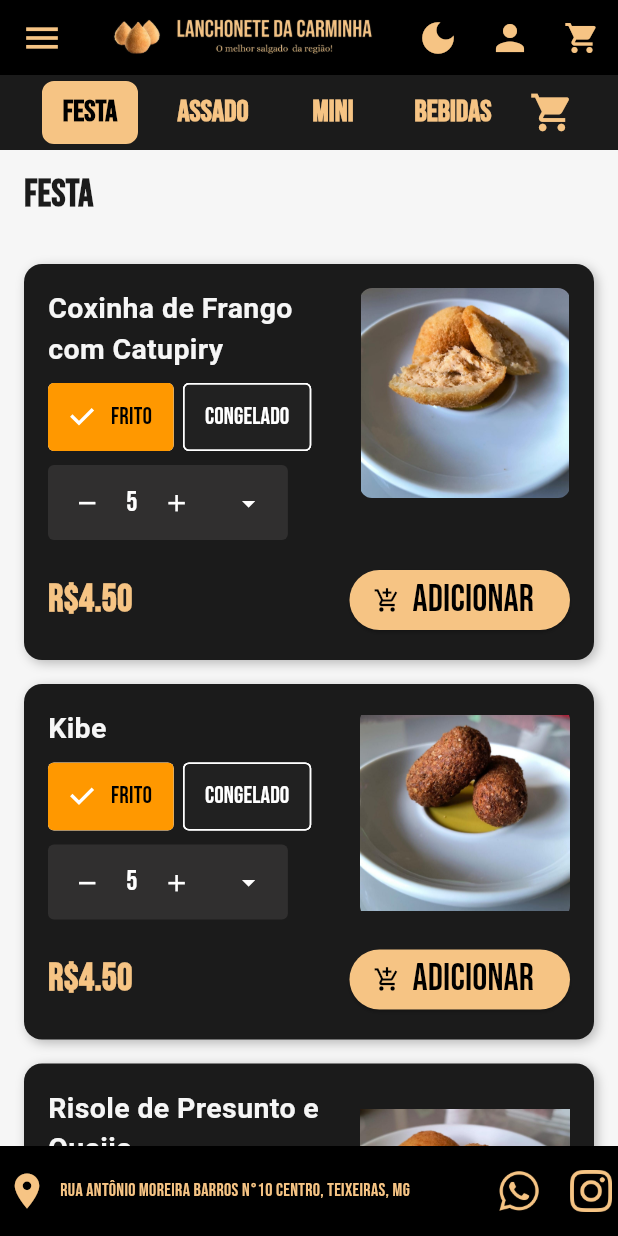
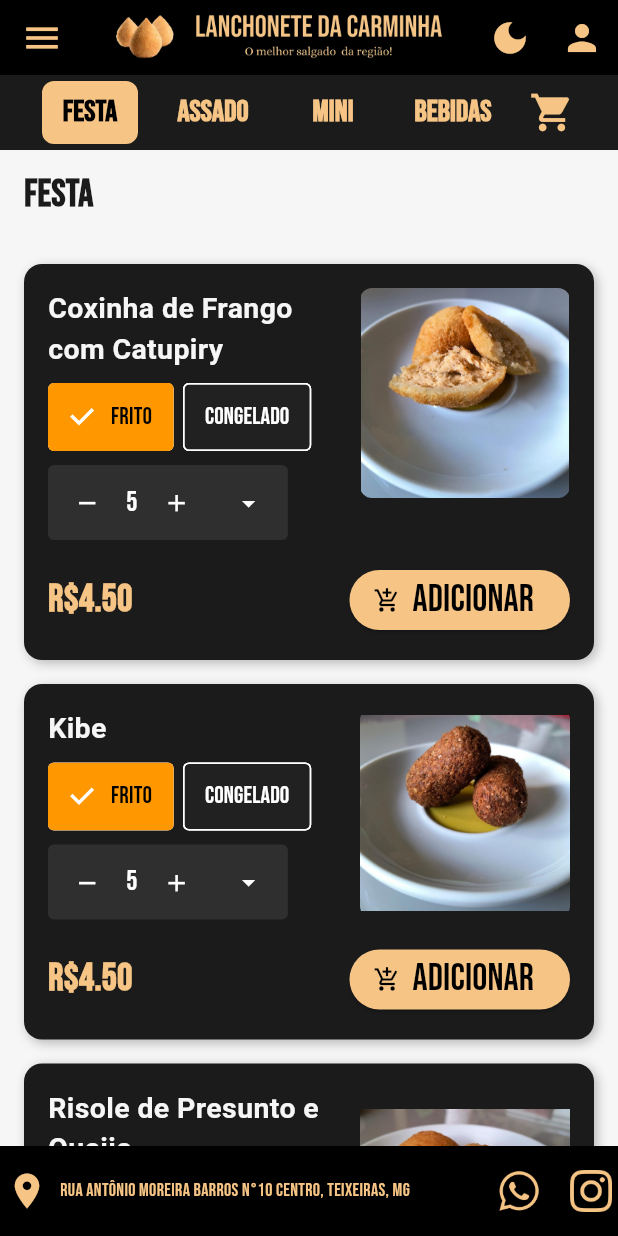
Before and after one commit to Animus2025/Lanchonete-da-Carminha_flutter, a Flutter app: the screen it shows after launch, on a phone screen of 412 x 824 dp. Run offline on Flutter 3.47's test engine with Material 3 defaults, Android fonts, the phone set to English and light mode, and no system bars; Roboto replaces fonts that are missing (Bebas Neue).

Commit message:
Correções do merge

```diff
--- a/lib/screens/home_page.dart
+++ b/lib/screens/home_page.dart
@@ -1,5 +1,6 @@
 // Importa os pacotes necessários do Flutter e widgets personalizados criados no projeto
 import 'package:flutter/material.dart';
+import 'package:provider/provider.dart';
 import '../ui/widgets/custom_app_bar.dart'; // AppBar customizado (provavelmente com o botão de tema e logo)
 import '../ui/widgets/custom_drawer.dart'; // Menu lateral personalizado
 import '../ui/widgets/footer.dart'; // Rodapé personalizado
@@ -9,6 +10,8 @@ import '../ui/widgets/salgado_card.dart'; // Importa o card de salgado
 import '../models/salgado.dart'; // Importa o modelo de salgado
 import '../data/bebida_data.dart'; // Importe a lista de bebidas
 import '../ui/widgets/bebida_card.dart'; // Importe o card de bebida
+import '../providers/cart_provider.dart';
+import '../screens/cart_overlay.dart';
 
 // Componente principal da tela Home
 class HomePage extends StatefulWidget {
@@ -136,16 +139,51 @@ class _HomePageState extends State<HomePage> {
                       ),
                       child: Container(
                         alignment: Alignment.center,
-                        child: IconButton(
+                        child: Stack(
+                          children: [
+                            IconButton(
                               icon: const Icon(
                                   Icons.shopping_cart,
                                   size: 30,
-                            color: AppColors.laranja,
-                          ),
+                                  color: AppColors.laranja),
                               onPressed: () {
-                            // Ação ao clicar no carrinho
+                                showModalBottomSheet(
+                                  context: context,
+                                  isScrollControlled: true,
+                                  backgroundColor: Colors.transparent,
+                                  isDismissible: true,
+                                  enableDrag: true,
+                                  builder: (_) => CartOverlay(),
+                                );
                               },
                               tooltip: 'Ver carrinho',
+                            ),
+                            Positioned(
+                              right: 6,
+                              top: 6,
+                              child: Consumer<CartProvider>(
+                                builder: (context, cart, child) {
+                                  return cart.itemCount > 0
+                                      ? Container(
+                                    padding: const EdgeInsets.all(4),
+                                    decoration: const BoxDecoration(
+                                      color: Colors.red,
+                                      shape: BoxShape.circle,
+                                    ),
+                                    child: Text(
+                                      '${cart.itemCount}',
+                                      style: const TextStyle(
+                                        color: Colors.white,
+                                        fontSize: 12,
+                                        fontWeight: FontWeight.bold,
+                                      ),
+                                    ),
+                                  )
+                                      : const SizedBox.shrink();
+                                },
+                              ),
+                            ),
+                          ],
                         ),
                       ),
                     ),
--- a/lib/ui/widgets/custom_app_bar.dart
+++ b/lib/ui/widgets/custom_app_bar.dart
@@ -1,29 +1,27 @@
 import 'package:flutter/material.dart';
-import 'package:provider/provider.dart';
-import '../../providers/cart_provider.dart';
 import '../../screens/login_overlay.dart';
 import '../themes/app_theme.dart';
-import '/screens/Cart_Overlay.dart';
 
+// AppBar personalizada para o aplicativo
 class CustomAppBar extends StatelessWidget implements PreferredSizeWidget {
-  final VoidCallback toggleTheme;
+  final VoidCallback toggleTheme; // Função para alternar o tema (claro/escuro)
 
   const CustomAppBar({super.key, required this.toggleTheme});
 
   @override
   Widget build(BuildContext context) {
     final theme = Theme.of(context); // Obtém o tema atual
-    final isDarkTheme = theme.brightness == Brightness.dark;
+    final isDarkTheme = theme.brightness == Brightness.dark; // Verifica se está no modo escuro
 
     return PreferredSize(
-      preferredSize: const Size.fromHeight(50.0),
+      preferredSize: const Size.fromHeight(50.0), // Altura fixa da AppBar
       child: AppBar(
-        backgroundColor: AppColors.preto,
-        iconTheme: IconThemeData(color: AppColors.laranja), // Ícones com a cor primária
+        backgroundColor: AppColors.preto, // Cor de fundo da AppBar
+        iconTheme: IconThemeData(color: AppColors.laranja), // Cor dos ícones padrão
         leading: IconButton(
-          icon: const Icon(Icons.menu, size: 28),
+          icon: const Icon(Icons.menu, size: 28), // Ícone do menu lateral (Drawer)
           onPressed: () {
-            Scaffold.of(context).openDrawer();
+            Scaffold.of(context).openDrawer(); // Abre o Drawer ao clicar
           },
         ),
         title: SizedBox(
@@ -31,71 +29,31 @@ class CustomAppBar extends StatelessWidget implements PreferredSizeWidget {
           height: 50,
           child: Center(
             child: Image.asset(
-              'lib/assets/icons/logo.png',
+              'lib/assets/icons/logo.png', // Logo centralizada
               fit: BoxFit.contain,
             ),
           ),
         ),
         actions: [
+          // Botão para alternar o tema (claro/escuro)
           IconButton(
             icon: Icon(
-              isDarkTheme ? Icons.light_mode : Icons.dark_mode,
+              isDarkTheme ? Icons.light_mode : Icons.dark_mode, // Ícone muda conforme o tema
               size: 28,
-              color: AppColors.laranja, // Ícone de alternância de tema com cor primária
+              color: AppColors.laranja, // Cor do ícone
             ),
-            onPressed: toggleTheme,
+            onPressed: toggleTheme, // Chama a função para alternar o tema
           ),
+          // Botão de perfil/login
           IconButton(
             icon: const Icon(
               Icons.person,
               size: 28,
-              color: AppColors.laranja, // Ícone de perfil com cor primária
+              color: AppColors.laranja, // Cor do ícone de perfil
             ),
             onPressed: () {
-              LoginDialog.show(context);
+              LoginDialog.show(context); // Abre o diálogo de login ao clicar
             },
-          ),
-          Stack(
-            children: [
-              IconButton(
-                icon: const Icon(Icons.shopping_cart),
-                onPressed: () {
-                  showModalBottomSheet(
-                    context: context,
-                    isScrollControlled: true,
-                    backgroundColor: Colors.transparent,
-                    isDismissible: true,
-                    enableDrag: true,
-                    builder: (_) => CartOverlay(),
-                  );
-                },
-              ),
-              Positioned(
-                right: 6,
-                top: 6,
-                child: Consumer<CartProvider>(
-                  builder: (context, cart, child) {
-                    return cart.itemCount > 0
-                        ? Container(
-                            padding: const EdgeInsets.all(4),
-                            decoration: BoxDecoration(
-                              color: Colors.red,
-                              shape: BoxShape.circle,
-                            ),
-                            child: Text(
-                              '${cart.itemCount}',
-                              style: const TextStyle(
-                                color: Colors.white,
-                                fontSize: 12,
-                                fontWeight: FontWeight.bold,
-                              ),
-                            ),
-                          )
-                        : const SizedBox.shrink();
-                  },
-                ),
-              ),
-            ],
           ),
         ],
       ),
@@ -103,5 +61,5 @@ class CustomAppBar extends StatelessWidget implements PreferredSizeWidget {
   }
 
   @override
-  Size get preferredSize => const Size.fromHeight(50.0);
+  Size get preferredSize => const Size.fromHeight(50.0); // Define a altura da AppBar
 }
```
Lines whose indentation alone changed are shown as unchanged.
